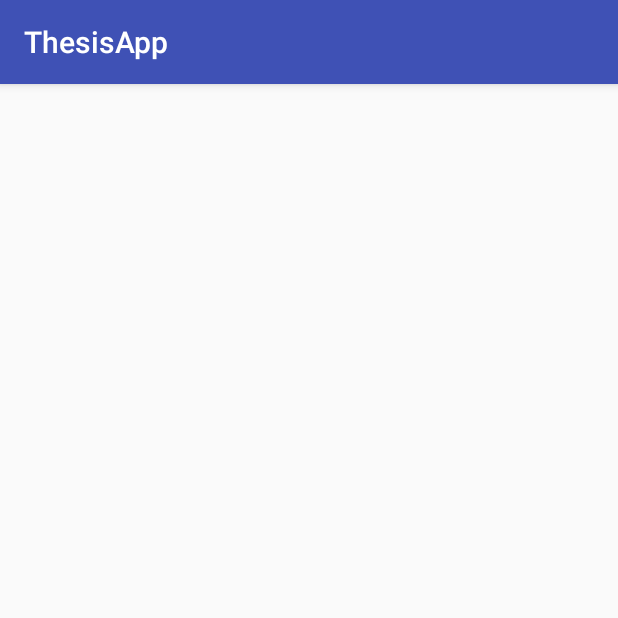
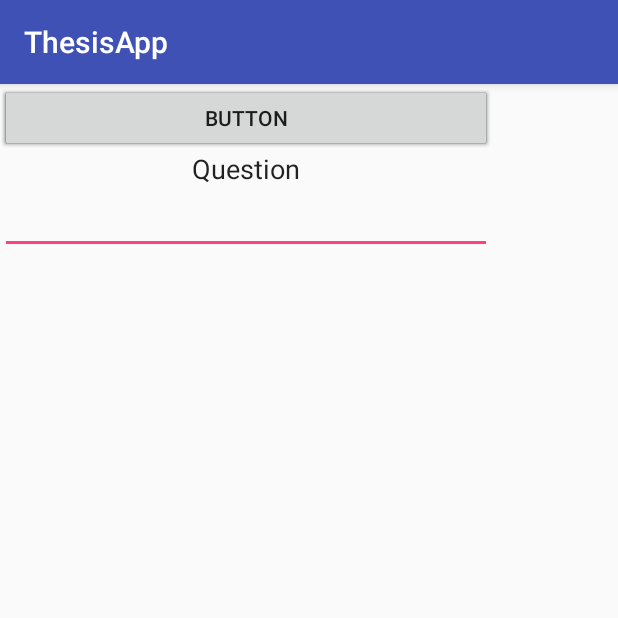
Before and after one commit to MMarnerou/PlayWithPlanetsApp, an Android app: the QuizActivity screen opened directly, with no data from a screen before it, on a phone screen of 412 x 824 dp, the top half of it. Run offline under Robolectric (Android 15) with nearby library versions, the phone set to English and light mode, and no system bars; 1 statement that could not run was skipped.

Commit message:
Merge branch 'master' of https://github.com/MMarnerou/Planets_Game
# Conflicts:
#	app/src/main/assets/test_file.txt

```diff
--- a/app/src/main/java/cy/ac/uclancyprus/thesisapp/QuizActivity.java
+++ b/app/src/main/java/cy/ac/uclancyprus/thesisapp/QuizActivity.java
@@ -2,12 +2,53 @@ package cy.ac.uclancyprus.thesisapp;
 
 import android.support.v7.app.AppCompatActivity;
 import android.os.Bundle;
+import android.view.View;
+import android.widget.ImageButton;
+import android.widget.TextView;
+import android.widget.Toast;
+import java.io.BufferedReader;
+import java.io.IOException;
+import java.io.InputStream;
+import java.io.InputStreamReader;
 
 public class QuizActivity extends AppCompatActivity {
+
+    TextView questionTxt;
+    String question;
+    ImageButton quiz1;
 
     @Override
     protected void onCreate(Bundle savedInstanceState) {
         super.onCreate(savedInstanceState);
         setContentView(R.layout.activity_quiz);
+
+        quiz1 = (ImageButton) findViewById(R.id.quiz1);
+        quiz1.setOnClickListener(new View.OnClickListener() {
+            @Override
+            public void onClick(View v) {
+                BufferedReader reader = null;
+                try {
+                    reader = new BufferedReader(new InputStreamReader(getAssets().open("Quiz1.txt")));
+                    String Line;
+                    while ((Line = reader.readLine()) != null) {
+
+                        questionTxt.append(Line);
+                        // questionTxt.append("\n");
+                    }
+                } catch (IOException e) {
+                    Toast.makeText(getApplicationContext(), "Error reading file!", Toast.LENGTH_LONG).show();
+                    e.printStackTrace();
+                } finally {
+                    if (reader != null) {
+                        try {
+                            reader.close();
+                        } catch (IOException e) {
+                            Toast.makeText(getApplicationContext(), "There is no text to show", Toast.LENGTH_LONG).show();
+                        }
+                    }
+                }
+            }
+        });
+
     }
 }
--- a/app/src/main/res/layout/activity_quiz.xml
+++ b/app/src/main/res/layout/activity_quiz.xml
@@ -6,4 +6,47 @@
     android:layout_height="match_parent"
     tools:context="cy.ac.uclancyprus.thesisapp.QuizActivity">
 
+    <Button
+        android:id="@+id/button7"
+        android:layout_width="328dp"
+        android:layout_height="45dp"
+        android:text="Button"
+        tools:layout_editor_absoluteX="28dp"
+        tools:layout_editor_absoluteY="278dp" />
+
+    <Button
+        android:id="@+id/button6"
+        android:layout_width="328dp"
+        android:layout_height="45dp"
+        android:text="Button"
+        tools:layout_editor_absoluteX="28dp"
+        tools:layout_editor_absoluteY="233dp" />
+
+    <Button
+        android:id="@+id/button5"
+        android:layout_width="328dp"
+        android:layout_height="45dp"
+        android:text="Button"
+        tools:layout_editor_absoluteX="28dp"
+        tools:layout_editor_absoluteY="323dp" />
+
+    <Button
+        android:id="@+id/button4"
+        android:layout_width="328dp"
+        android:layout_height="45dp"
+        android:text="Button"
+        tools:layout_editor_absoluteX="28dp"
+        tools:layout_editor_absoluteY="368dp" />
+
+    <EditText
+        android:id="@+id/questionTxt"
+        android:layout_width="328dp"
+        android:layout_height="113dp"
+        android:ems="10"
+        android:hint="Question"
+        android:inputType="textMultiLine"
+        android:text="Question"
+        android:textAlignment="center"
+        tools:layout_editor_absoluteX="37dp"
+        tools:layout_editor_absoluteY="63dp" />
 </android.support.constraint.ConstraintLayout>
```
Also changed, not shown: app/src/main/java/cy/ac/uclancyprus/thesisapp/MyDatabaseHelper.java (+103 -0 lines), app/src/main/java/cy/ac/uclancyprus/thesisapp/Questions.java (+26 -0 lines), app/src/main/java/cy/ac/uclancyprus/thesisapp/ReadingModeActivity.java (+2 -31 lines).
